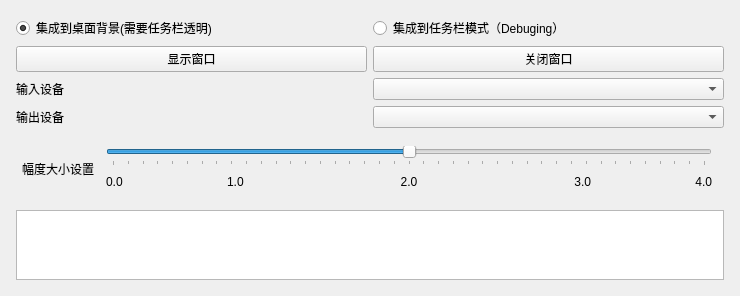
This is mainwindow.ui in LinAoct/SpectrumOnTaskbar as Qt 5 draws it before an edit. The edited form follows.
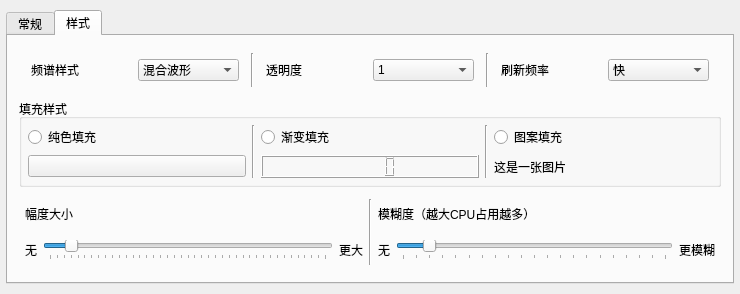
This is the edited form. The open tabs and pages were chosen to show the change.

Commit message: 新增波形频谱样式，修复壁纸显示模式下多屏幕导致频谱错位的问题

The edit to the form file:
```diff
--- a/mainwindow.ui
+++ b/mainwindow.ui
@@ -16,19 +16,19 @@
   <widget class="QWidget" name="centralWidget">
    <layout class="QVBoxLayout" name="verticalLayout_2" stretch="0">
     <property name="spacing">
-     <number>10</number>
+     <number>0</number>
     </property>
     <property name="leftMargin">
-     <number>10</number>
+     <number>0</number>
     </property>
     <property name="topMargin">
-     <number>10</number>
+     <number>0</number>
     </property>
     <property name="rightMargin">
-     <number>10</number>
+     <number>0</number>
     </property>
     <property name="bottomMargin">
-     <number>10</number>
+     <number>0</number>
     </property>
     <item>
      <layout class="QVBoxLayout" name="verticalLayout">
@@ -36,14 +36,51 @@
        <number>6</number>
       </property>
       <property name="topMargin">
-       <number>6</number>
+       <number>10</number>
       </property>
       <property name="rightMargin">
        <number>6</number>
       </property>
       <property name="bottomMargin">
-       <number>6</number>
+       <number>10</number>
       </property>
+      <item>
+       <widget class="QTabWidget" name="tabWidget_main">
+        <property name="layoutDirection">
+         <enum>Qt::LeftToRight</enum>
+        </property>
+        <property name="autoFillBackground">
+         <bool>false</bool>
+        </property>
+        <property name="tabPosition">
+         <enum>QTabWidget::North</enum>
+        </property>
+        <property name="tabShape">
+         <enum>QTabWidget::Rounded</enum>
+        </property>
+        <property name="currentIndex">
+         <number>0</number>
+        </property>
+        <property name="elideMode">
+         <enum>Qt::ElideNone</enum>
+        </property>
+        <property name="usesScrollButtons">
+         <bool>true</bool>
+        </property>
+        <property name="tabsClosable">
+         <bool>false</bool>
+        </property>
+        <property name="movable">
+         <bool>false</bool>
+        </property>
+        <property name="tabBarAutoHide">
+         <bool>false</bool>
+        </property>
+        <widget class="QWidget" name="tab_custom">
+         <attribute name="title">
+          <string>常规</string>
+         </attribute>
+         <layout class="QVBoxLayout" name="verticalLayout_6">
       <item>
        <layout class="QHBoxLayout" name="horizontalLayout_5">
         <item>
@@ -61,6 +98,9 @@
           <property name="text">
            <string>集成到任务栏模式（Debuging）</string>
           </property>
+              <property name="checked">
+               <bool>false</bool>
+              </property>
          </widget>
         </item>
        </layout>
@@ -70,49 +110,373 @@
         <item>
          <widget class="QPushButton" name="btn_show">
           <property name="text">
-           <string>显示窗口</string>
+               <string>显示频谱</string>
           </property>
          </widget>
         </item>
         <item>
          <widget class="QPushButton" name="btn_close">
           <property name="text">
-           <string>关闭窗口</string>
+               <string>关闭频谱显示</string>
           </property>
          </widget>
         </item>
        </layout>
+          </item>
+          <item>
+           <layout class="QHBoxLayout" name="horizontalLayout_10">
+            <property name="leftMargin">
+             <number>6</number>
+            </property>
+            <property name="topMargin">
+             <number>6</number>
+            </property>
+            <property name="rightMargin">
+             <number>6</number>
+            </property>
+            <property name="bottomMargin">
+             <number>6</number>
+            </property>
+            <item>
+             <widget class="QCheckBox" name="checkBox_BAutoBoot">
+              <property name="text">
+               <string>开机自启</string>
+              </property>
+             </widget>
+            </item>
+           </layout>
+          </item>
+          <item>
+           <widget class="QTextEdit" name="console"/>
+          </item>
+         </layout>
+        </widget>
+        <widget class="QWidget" name="tab_style">
+         <attribute name="title">
+          <string>样式</string>
+         </attribute>
+         <layout class="QVBoxLayout" name="verticalLayout_5">
+          <item>
+           <layout class="QHBoxLayout" name="horizontalLayout_4">
+            <property name="leftMargin">
+             <number>6</number>
+            </property>
+            <property name="topMargin">
+             <number>6</number>
+            </property>
+            <property name="rightMargin">
+             <number>6</number>
+            </property>
+            <property name="bottomMargin">
+             <number>6</number>
+            </property>
+            <item>
+             <layout class="QHBoxLayout" name="horizontalLayout_8">
+              <property name="leftMargin">
+               <number>6</number>
+              </property>
+              <property name="topMargin">
+               <number>6</number>
+              </property>
+              <property name="rightMargin">
+               <number>6</number>
+              </property>
+              <property name="bottomMargin">
+               <number>6</number>
+              </property>
+              <item>
+               <widget class="QLabel" name="label_8">
+                <property name="text">
+                 <string>频谱样式</string>
+                </property>
+               </widget>
+              </item>
+              <item>
+               <widget class="QComboBox" name="comboBox_StyleSeletec">
+                <property name="minimumSize">
+                 <size>
+                  <width>0</width>
+                  <height>21</height>
+                 </size>
+                </property>
+                <property name="currentIndex">
+                 <number>1</number>
+                </property>
+                <item>
+                 <property name="text">
+                  <string>矩形</string>
+                 </property>
+                </item>
+                <item>
+                 <property name="text">
+                  <string>混合波形</string>
+                 </property>
+                </item>
+                <item>
+                 <property name="text">
+                  <string>圆角波形</string>
+                 </property>
+                </item>
+               </widget>
+              </item>
+             </layout>
+            </item>
+            <item>
+             <widget class="Line" name="line">
+              <property name="orientation">
+               <enum>Qt::Vertical</enum>
+              </property>
+             </widget>
+            </item>
+            <item>
+             <layout class="QHBoxLayout" name="horizontalLayout_7">
+              <property name="leftMargin">
+               <number>6</number>
+              </property>
+              <property name="topMargin">
+               <number>6</number>
+              </property>
+              <property name="rightMargin">
+               <number>6</number>
+              </property>
+              <property name="bottomMargin">
+               <number>6</number>
+              </property>
+              <item>
+               <widget class="QLabel" name="label_7">
+                <property name="text">
+                 <string>透明度</string>
+                </property>
+               </widget>
+              </item>
+              <item>
+               <widget class="QComboBox" name="comboBox_OpacityValue">
+                <property name="minimumSize">
+                 <size>
+                  <width>0</width>
+                  <height>21</height>
+                 </size>
+                </property>
+                <property name="editable">
+                 <bool>false</bool>
+                </property>
+                <property name="currentText">
+                 <string>1</string>
+                </property>
+                <property name="currentIndex">
+                 <number>0</number>
+                </property>
+                <property name="maxCount">
+                 <number>10</number>
+                </property>
+                <item>
+                 <property name="text">
+                  <string>1</string>
+                 </property>
+                </item>
+                <item>
+                 <property name="text">
+                  <string>0.9</string>
+                 </property>
+                </item>
+                <item>
+                 <property name="text">
+                  <string>0.8</string>
+                 </property>
+                </item>
+                <item>
+                 <property name="text">
+                  <string>0.7</string>
+                 </property>
+                </item>
+                <item>
+                 <property name="text">
+                  <string>0.6</string>
+                 </property>
+                </item>
+                <item>
+                 <property name="text">
+                  <string>0.5</string>
+                 </property>
+                </item>
+                <item>
+                 <property name="text">
+                  <string>0.4</string>
+                 </property>
+                </item>
+                <item>
+                 <property name="text">
+                  <string>0.3</string>
+                 </property>
+                </item>
+                <item>
+                 <property name="text">
+                  <string>0.2</string>
+                 </property>
+                </item>
+                <item>
+                 <property name="text">
+                  <string>0.1</string>
+                 </property>
+                </item>
+               </widget>
+              </item>
+             </layout>
+            </item>
+            <item>
+             <widget class="Line" name="line_2">
+              <property name="orientation">
+               <enum>Qt::Vertical</enum>
+              </property>
+             </widget>
       </item>
       <item>
        <layout class="QHBoxLayout" name="horizontalLayout_3">
+              <property name="leftMargin">
+               <number>6</number>
+              </property>
+              <property name="topMargin">
+               <number>6</number>
+              </property>
+              <property name="rightMargin">
+               <number>6</number>
+              </property>
+              <property name="bottomMargin">
+               <number>6</number>
+              </property>
         <item>
-         <widget class="QLabel" name="label_inputInfo">
+               <widget class="QLabel" name="label_4">
           <property name="text">
-           <string>输入设备</string>
+                 <string>刷新频率</string>
           </property>
          </widget>
         </item>
         <item>
-         <widget class="QComboBox" name="comboBox_inputDevice"/>
-        </item>
-       </layout>
+               <widget class="QComboBox" name="comboBox_UpdateSpeed">
+                <property name="minimumSize">
+                 <size>
+                  <width>0</width>
+                  <height>21</height>
+                 </size>
+                </property>
+                <item>
+                 <property name="text">
+                  <string>快</string>
+                 </property>
+                </item>
+                <item>
+                 <property name="text">
+                  <string>较快</string>
+                 </property>
+                </item>
+                <item>
+                 <property name="text">
+                  <string>中</string>
+                 </property>
+                </item>
+                <item>
+                 <property name="text">
+                  <string>较慢</string>
+                 </property>
+                </item>
+                <item>
+                 <property name="text">
+                  <string>慢</string>
+                 </property>
+                </item>
+               </widget>
+              </item>
+             </layout>
+            </item>
+           </layout>
+          </item>
+          <item>
+           <widget class="QGroupBox" name="groupBox">
+            <property name="title">
+             <string>填充样式</string>
+            </property>
+            <layout class="QHBoxLayout" name="horizontalLayout_12">
+             <property name="leftMargin">
+              <number>6</number>
+             </property>
+             <property name="topMargin">
+              <number>6</number>
+             </property>
+             <property name="rightMargin">
+              <number>6</number>
+             </property>
+             <property name="bottomMargin">
+              <number>6</number>
+             </property>
+             <item>
+              <layout class="QVBoxLayout" name="verticalLayout_7">
+               <item>
+                <widget class="QRadioButton" name="radioButton_TextureStyle_Soild">
+                 <property name="text">
+                  <string>纯色填充</string>
+                 </property>
+                </widget>
+               </item>
+               <item>
+                <widget class="QPushButton" name="btn_PureColorSelect">
+                 <property name="text">
+                  <string/>
+                 </property>
+                </widget>
+               </item>
+              </layout>
+             </item>
+             <item>
+              <widget class="Line" name="line_4">
+               <property name="orientation">
+                <enum>Qt::Vertical</enum>
+               </property>
+              </widget>
+             </item>
+             <item>
+              <layout class="QVBoxLayout" name="verticalLayout_8">
+               <item>
+                <widget class="QRadioButton" name="radioButton_TextureStyle_Gradient">
+                 <property name="text">
+                  <string>渐变填充</string>
+                 </property>
+                </widget>
+               </item>
+               <item>
+                <widget class="QLCDNumber" name="lcdNumber"/>
+               </item>
+              </layout>
+             </item>
+             <item>
+              <widget class="Line" name="line_5">
+               <property name="orientation">
+                <enum>Qt::Vertical</enum>
+               </property>
+              </widget>
+             </item>
+             <item>
+              <layout class="QVBoxLayout" name="verticalLayout_9">
+               <item>
+                <widget class="QRadioButton" name="radioButton_TextureStyle_Pattern">
+                 <property name="text">
+                  <string>图案填充</string>
+                 </property>
+                </widget>
+               </item>
+               <item>
+                <widget class="QLabel" name="label_5">
+                 <property name="text">
+                  <string>这是一张图片</string>
+                 </property>
+                </widget>
+               </item>
+              </layout>
+             </item>
+            </layout>
+           </widget>
       </item>
       <item>
        <layout class="QHBoxLayout" name="horizontalLayout_2">
-        <item>
-         <widget class="QLabel" name="label_outputInfo">
-          <property name="text">
-           <string>输出设备</string>
-          </property>
-         </widget>
-        </item>
-        <item>
-         <widget class="QComboBox" name="comboBox_outputDevice"/>
-        </item>
-       </layout>
-      </item>
-      <item>
-       <layout class="QHBoxLayout" name="horizontalLayout_4">
         <property name="leftMargin">
          <number>6</number>
         </property>
@@ -125,37 +489,61 @@
         <property name="bottomMargin">
          <number>6</number>
         </property>
-        <item>
-         <widget class="QLabel" name="label">
-          <property name="text">
-           <string>幅度大小设置</string>
-          </property>
-         </widget>
-        </item>
         <item>
          <layout class="QVBoxLayout" name="verticalLayout_3">
           <property name="leftMargin">
-           <number>6</number>
+               <number>0</number>
           </property>
           <property name="topMargin">
-           <number>6</number>
+               <number>0</number>
           </property>
           <property name="rightMargin">
-           <number>6</number>
+               <number>0</number>
           </property>
           <property name="bottomMargin">
-           <number>6</number>
+               <number>0</number>
           </property>
           <item>
-           <widget class="QSlider" name="slider_AmpSetting">
+               <widget class="QLabel" name="label">
+                <property name="text">
+                 <string>幅度大小</string>
+                </property>
+               </widget>
+              </item>
+              <item>
+               <layout class="QHBoxLayout" name="horizontalLayout_6">
+                <property name="leftMargin">
+                 <number>0</number>
+                </property>
+                <property name="topMargin">
+                 <number>0</number>
+                </property>
+                <property name="rightMargin">
+                 <number>0</number>
+                </property>
+                <property name="bottomMargin">
+                 <number>0</number>
+                </property>
+                <item>
+                 <widget class="QLabel" name="label_2">
+                  <property name="text">
+                   <string>无</string>
+                  </property>
+                 </widget>
+                </item>
+                <item>
+                 <widget class="QSlider" name="slider_AmpValue">
             <property name="minimum">
              <number>0</number>
             </property>
             <property name="maximum">
              <number>40</number>
             </property>
+                  <property name="value">
+                   <number>3</number>
+                  </property>
             <property name="sliderPosition">
-             <number>20</number>
+                   <number>3</number>
             </property>
             <property name="orientation">
              <enum>Qt::Horizontal</enum>
@@ -169,92 +557,97 @@
            </widget>
           </item>
           <item>
-           <layout class="QHBoxLayout" name="horizontalLayout_6">
-            <property name="spacing">
-             <number>0</number>
-            </property>
-            <property name="leftMargin">
-             <number>0</number>
-            </property>
-            <property name="topMargin">
-             <number>0</number>
-            </property>
-            <property name="rightMargin">
-             <number>0</number>
-            </property>
-            <property name="bottomMargin">
-             <number>0</number>
-            </property>
-            <item>
-             <widget class="QLabel" name="label_4">
-              <property name="minimumSize">
-               <size>
-                <width>0</width>
-                <height>20</height>
-               </size>
-              </property>
-              <property name="text">
-               <string>0.0</string>
-              </property>
-             </widget>
-            </item>
-            <item>
-             <widget class="QLabel" name="label_5">
-              <property name="text">
-               <string>1.0</string>
-              </property>
-             </widget>
-            </item>
-            <item>
              <widget class="QLabel" name="label_3">
-              <property name="minimumSize">
-               <size>
-                <width>0</width>
-                <height>20</height>
-               </size>
-              </property>
               <property name="text">
-               <string>2.0</string>
-              </property>
-              <property name="alignment">
-               <set>Qt::AlignCenter</set>
+                   <string>更大</string>
+                  </property>
+                 </widget>
+                </item>
+               </layout>
+              </item>
+             </layout>
+            </item>
+            <item>
+             <widget class="Line" name="line_3">
+              <property name="orientation">
+               <enum>Qt::Vertical</enum>
               </property>
              </widget>
             </item>
             <item>
-             <widget class="QLabel" name="label_6">
-              <property name="text">
-               <string>3.0</string>
+             <layout class="QVBoxLayout" name="verticalLayout_4">
+              <property name="leftMargin">
+               <number>0</number>
               </property>
-              <property name="alignment">
-               <set>Qt::AlignRight|Qt::AlignTrailing|Qt::AlignVCenter</set>
+              <property name="topMargin">
+               <number>0</number>
               </property>
+              <property name="rightMargin">
+               <number>0</number>
+              </property>
+              <property name="bottomMargin">
+               <number>0</number>
+              </property>
+              <item>
+               <widget class="QLabel" name="label_9">
+                <property name="text">
+                 <string>模糊度（越大CPU占用越多）</string>
+                </property>
              </widget>
             </item>
             <item>
-             <widget class="QLabel" name="label_2">
-              <property name="minimumSize">
-               <size>
-                <width>0</width>
-                <height>20</height>
-               </size>
-              </property>
+               <layout class="QHBoxLayout" name="horizontalLayout_9">
+                <property name="leftMargin">
+                 <number>0</number>
+                </property>
+                <property name="topMargin">
+                 <number>0</number>
+                </property>
+                <property name="rightMargin">
+                 <number>0</number>
+                </property>
+                <property name="bottomMargin">
+                 <number>0</number>
+                </property>
+                <item>
+                 <widget class="QLabel" name="label_10">
               <property name="text">
-               <string>4.0</string>
-              </property>
-              <property name="alignment">
-               <set>Qt::AlignRight|Qt::AlignTrailing|Qt::AlignVCenter</set>
-              </property>
-             </widget>
-            </item>
+                   <string>无</string>
+                  </property>
+                 </widget>
+                </item>
+                <item>
+                 <widget class="QSlider" name="slider_BlurValue">
+                  <property name="maximum">
+                   <number>20</number>
+                  </property>
+                  <property name="value">
+                   <number>2</number>
+                  </property>
+                  <property name="orientation">
+                   <enum>Qt::Horizontal</enum>
+                  </property>
+                  <property name="tickPosition">
+                   <enum>QSlider::TicksBelow</enum>
+                  </property>
+                 </widget>
+                </item>
+                <item>
+                 <widget class="QLabel" name="label_11">
+                  <property name="text">
+                   <string>更模糊</string>
+                  </property>
+                 </widget>
+                </item>
            </layout>
           </item>
          </layout>
         </item>
        </layout>
       </item>
-      <item>
-       <widget class="QTextEdit" name="console"/>
+         </layout>
+        </widget>
+       </widget>
       </item>
      </layout>
     </item>
```
Lines whose indentation alone changed are shown as unchanged. The commit also changes 31 other files.
